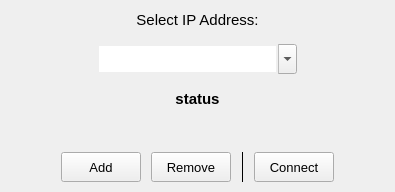
The window that view/connectiondialog.ui (schote/GOMRI) describes before a commit, drawn with Qt 5.
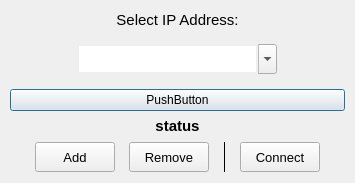
The same window after the commit.

What changed in the file:
```diff
--- a/view/connectiondialog.ui
+++ b/view/connectiondialog.ui
@@ -6,12 +6,12 @@
    <rect>
     <x>0</x>
     <y>0</y>
-    <width>395</width>
-    <height>192</height>
+    <width>355</width>
+    <height>156</height>
    </rect>
   </property>
   <property name="sizePolicy">
-   <sizepolicy hsizetype="Maximum" vsizetype="Maximum">
+   <sizepolicy hsizetype="Minimum" vsizetype="Minimum">
     <horstretch>0</horstretch>
     <verstretch>0</verstretch>
    </sizepolicy>
@@ -89,7 +89,7 @@
          <enum>Qt::Horizontal</enum>
         </property>
         <property name="sizeType">
-         <enum>QSizePolicy::Preferred</enum>
+         <enum>QSizePolicy::Minimum</enum>
         </property>
         <property name="sizeHint" stdset="0">
          <size>
@@ -153,7 +153,7 @@
          <enum>Qt::Horizontal</enum>
         </property>
         <property name="sizeType">
-         <enum>QSizePolicy::Preferred</enum>
+         <enum>QSizePolicy::Minimum</enum>
         </property>
         <property name="sizeHint" stdset="0">
          <size>
@@ -166,6 +166,13 @@
      </layout>
     </widget>
    </item>
+   <item>
+    <widget class="QPushButton" name="pushButton">
+     <property name="text">
+      <string>PushButton</string>
+     </property>
+    </widget>
+   </item>
    <item>
     <widget class="QLabel" name="status_label">
      <property name="sizePolicy">
@@ -202,68 +209,22 @@
     </widget>
    </item>
    <item>
-    <widget class="QLabel" name="help">
-     <property name="sizePolicy">
-      <sizepolicy hsizetype="Preferred" vsizetype="Minimum">
-       <horstretch>0</horstretch>
-       <verstretch>0</verstretch>
-      </sizepolicy>
-     </property>
-     <property name="minimumSize">
-      <size>
-       <width>0</width>
-       <height>0</height>
-      </size>
-     </property>
-     <property name="maximumSize">
-      <size>
-       <width>650</width>
-       <height>200</height>
-      </size>
-     </property>
-     <property name="text">
-      <string/>
-     </property>
-     <property name="scaledContents">
-      <bool>true</bool>
-     </property>
-     <property name="alignment">
-      <set>Qt::AlignCenter</set>
-     </property>
-    </widget>
-   </item>
-   <item>
-    <spacer name="verticalSpacer">
-     <property name="orientation">
-      <enum>Qt::Vertical</enum>
-     </property>
-     <property name="sizeType">
-      <enum>QSizePolicy::Fixed</enum>
-     </property>
-     <property name="sizeHint" stdset="0">
-      <size>
-       <width>20</width>
-       <height>10</height>
-      </size>
-     </property>
-    </spacer>
-   </item>
-   <item>
+    <widget class="QWidget" name="buttons" native="true">
     <layout class="QHBoxLayout" name="horizontalLayout_3">
      <property name="spacing">
       <number>10</number>
      </property>
      <property name="leftMargin">
-      <number>0</number>
+       <number>1</number>
      </property>
      <property name="topMargin">
-      <number>0</number>
+       <number>1</number>
      </property>
      <property name="rightMargin">
-      <number>0</number>
+       <number>1</number>
      </property>
      <property name="bottomMargin">
-      <number>0</number>
+       <number>1</number>
      </property>
      <item>
       <spacer name="horizontalSpacer_3">
@@ -271,11 +232,11 @@
         <enum>Qt::Horizontal</enum>
        </property>
        <property name="sizeType">
-        <enum>QSizePolicy::MinimumExpanding</enum>
+         <enum>QSizePolicy::Minimum</enum>
        </property>
        <property name="sizeHint" stdset="0">
         <size>
-         <width>40</width>
+          <width>20</width>
          <height>20</height>
         </size>
        </property>
@@ -309,6 +270,9 @@
        <property name="text">
         <string>Add</string>
        </property>
+        <property name="checkable">
+         <bool>true</bool>
+        </property>
        <property name="autoDefault">
         <bool>false</bool>
        </property>
@@ -342,6 +306,9 @@
        <property name="text">
         <string>Remove</string>
        </property>
+        <property name="checkable">
+         <bool>true</bool>
+        </property>
        <property name="autoDefault">
         <bool>false</bool>
        </property>
@@ -385,7 +352,13 @@
        <property name="text">
         <string>Connect</string>
        </property>
+        <property name="checked">
+         <bool>false</bool>
+        </property>
        <property name="autoDefault">
+         <bool>true</bool>
+        </property>
+        <property name="flat">
         <bool>false</bool>
        </property>
       </widget>
@@ -396,17 +369,18 @@
         <enum>Qt::Horizontal</enum>
        </property>
        <property name="sizeType">
-        <enum>QSizePolicy::MinimumExpanding</enum>
+         <enum>QSizePolicy::Minimum</enum>
        </property>
        <property name="sizeHint" stdset="0">
         <size>
-         <width>40</width>
+          <width>20</width>
          <height>20</height>
         </size>
        </property>
       </spacer>
      </item>
     </layout>
+    </widget>
    </item>
   </layout>
  </widget>
```
Left out of the diff: 6 changed lines with no effect on the pictures. Lines whose indentation alone changed are shown as unchanged.
